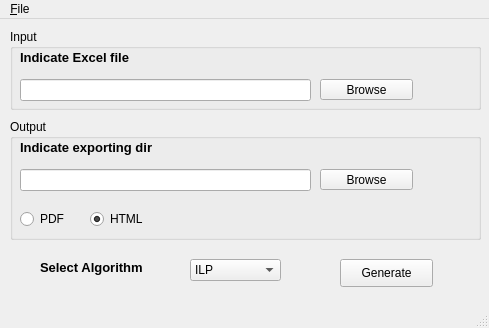
Above: src/gui/quokkas.ui from pdisbeschl/Uni_Timetables before the change. Below: the same form after it.
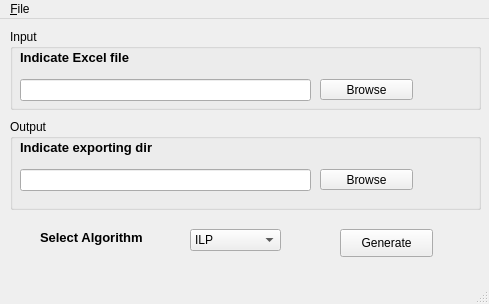
That is the form after the change.

Commit message:
:lipstick: Removed pdf export option
Since this option can be performed via the browser.

Patch:
```diff
--- a/src/gui/quokkas.ui
+++ b/src/gui/quokkas.ui
@@ -7,7 +7,7 @@
     <x>0</x>
     <y>0</y>
     <width>489</width>
-    <height>328</height>
+    <height>304</height>
    </rect>
   </property>
   <property name="windowTitle">
@@ -74,7 +74,7 @@
     <property name="geometry">
      <rect>
       <x>40</x>
-      <y>240</y>
+      <y>210</y>
       <width>151</width>
       <height>16</height>
      </rect>
@@ -94,7 +94,7 @@
     <property name="geometry">
      <rect>
       <x>190</x>
-      <y>240</y>
+      <y>210</y>
       <width>91</width>
       <height>22</height>
      </rect>
@@ -137,7 +137,7 @@
     <property name="geometry">
      <rect>
       <x>340</x>
-      <y>240</y>
+      <y>210</y>
       <width>93</width>
       <height>28</height>
      </rect>
@@ -152,7 +152,7 @@
       <x>10</x>
       <y>100</y>
       <width>471</width>
-      <height>121</height>
+      <height>91</height>
      </rect>
     </property>
     <property name="title">
@@ -188,38 +188,6 @@
       <string>Indicate exporting dir</string>
      </property>
     </widget>
-    <widget class="QRadioButton" name="radioButton">
-     <property name="geometry">
-      <rect>
-       <x>10</x>
-       <y>90</y>
-       <width>95</width>
-       <height>20</height>
-      </rect>
-     </property>
-     <property name="text">
-      <string>PDF</string>
-     </property>
-     <property name="checkable">
-      <bool>false</bool>
-     </property>
-    </widget>
-    <widget class="QRadioButton" name="radioButton_2">
-     <property name="geometry">
-      <rect>
-       <x>80</x>
-       <y>90</y>
-       <width>95</width>
-       <height>20</height>
-      </rect>
-     </property>
-     <property name="text">
-      <string>HTML</string>
-     </property>
-     <property name="checked">
-      <bool>true</bool>
-     </property>
-    </widget>
     <widget class="QPushButton" name="browseButtonOutput">
      <property name="geometry">
       <rect>
```
